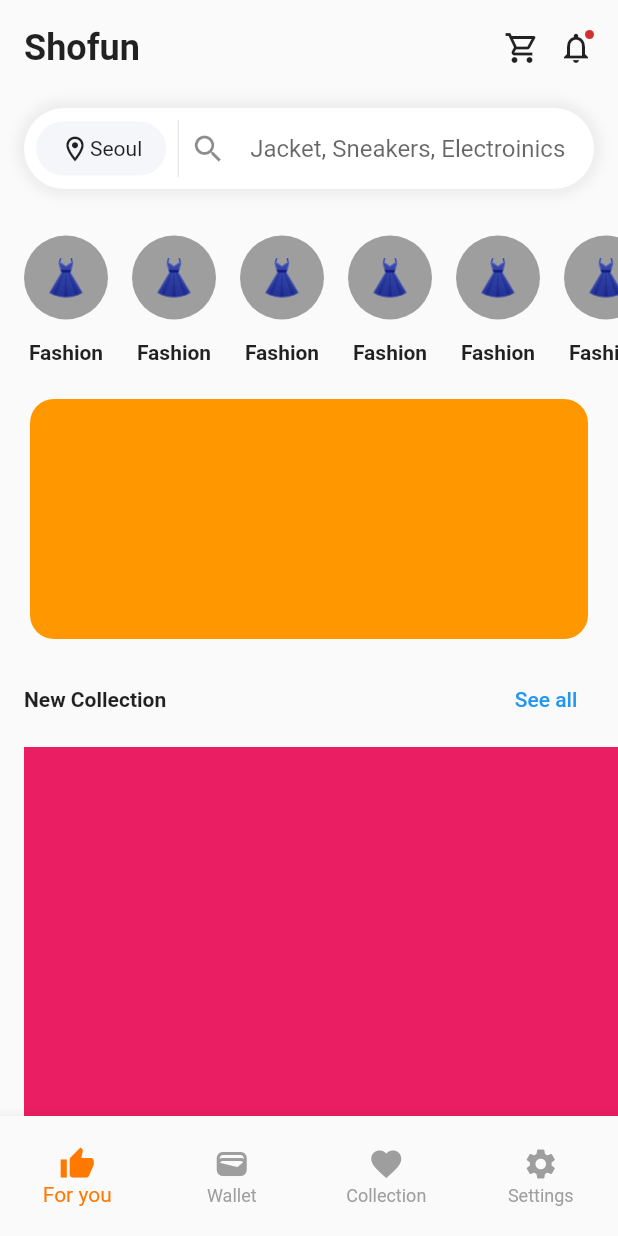
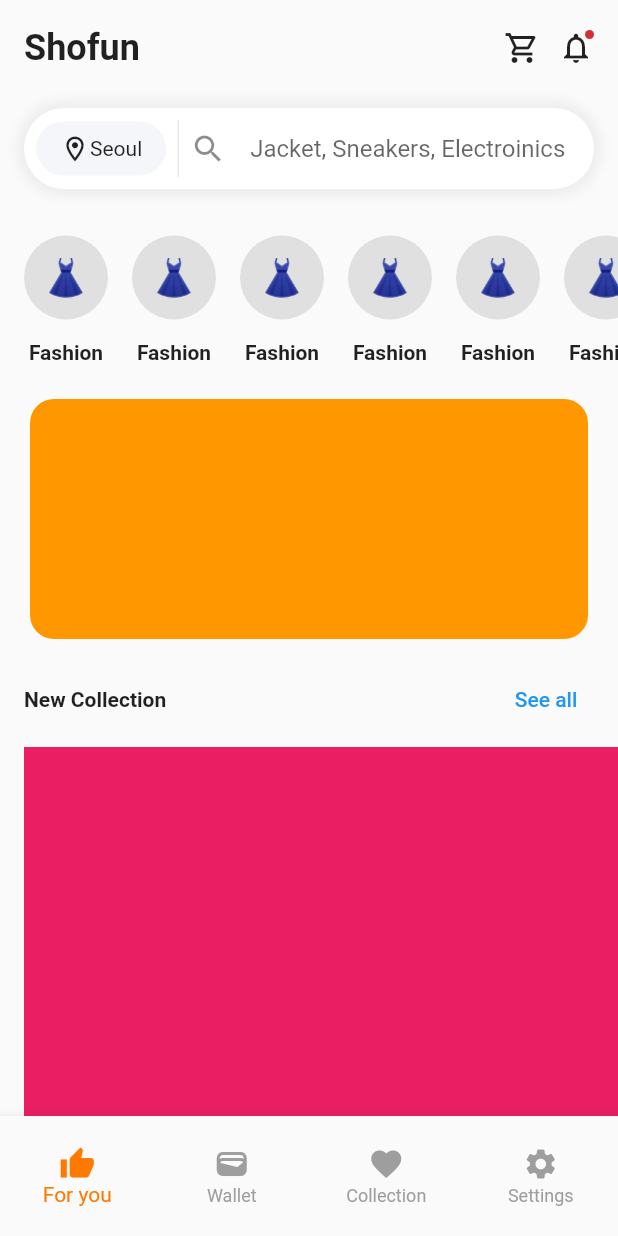
Before and after one commit to JAICHANGPARK/flutter_notebook_chapter_24, a Flutter app: the EcommerceMainPage screen opened directly, on a phone screen of 412 x 824 dp. Run offline on Flutter 3.47's test engine with Material 2 defaults, Android fonts, the phone set to English and light mode, and no system bars; our stand-ins replace flutter_riverpod, freezed_annotation, ionicons, percent_indicator; missing offline and left inert: crypto_font_icons; network calls fail.

Commit message:
Update ecommerce_home_widget.dart

```diff
--- a/lib/ep1383_ecommerce_app/view/ecommerce_home_widget.dart
+++ b/lib/ep1383_ecommerce_app/view/ecommerce_home_widget.dart
@@ -95,19 +95,19 @@ class _EcommerceHomeWidgetState extends State<EcommerceHomeWidget> {
                 padding: const EdgeInsets.only(right: 16),
                 child: Column(
                   mainAxisAlignment: MainAxisAlignment.center,
-                  children: const [
+                  children:  [
                     CircleAvatar(
                       radius: 28,
-                      backgroundColor: Colors.grey,
-                      child: Text(
+                      backgroundColor: Colors.grey[300]!,
+                      child: const Text(
                         "👗",
                         style: TextStyle(fontSize: 24),
                       ),
                     ),
-                    SizedBox(
+                    const SizedBox(
                       height: 14,
                     ),
-                    Text(
+                    const Text(
                       "Fashion",
                       style: TextStyle(
                         fontWeight: FontWeight.bold,
```
